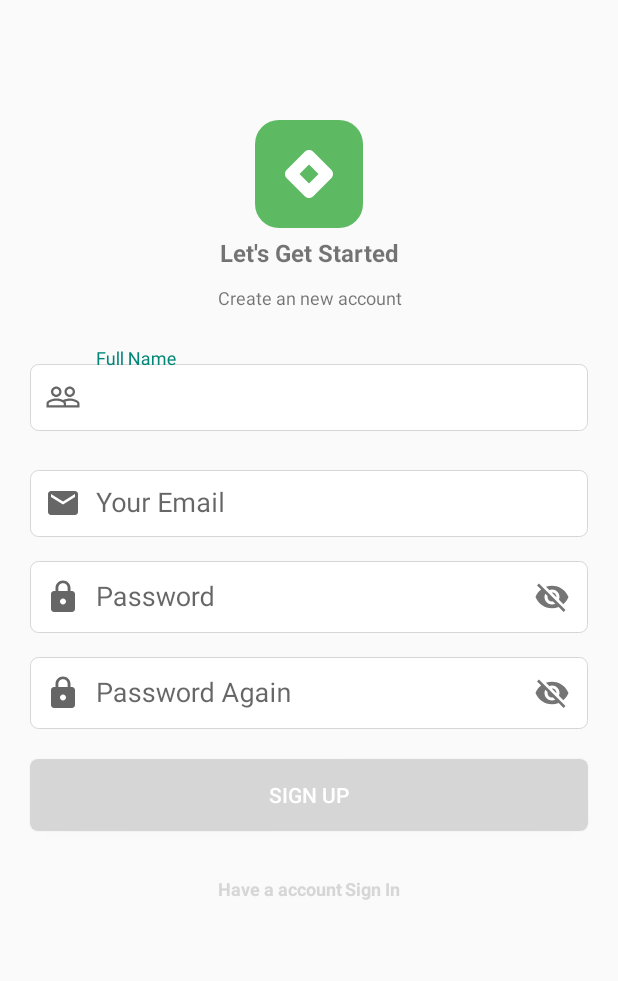
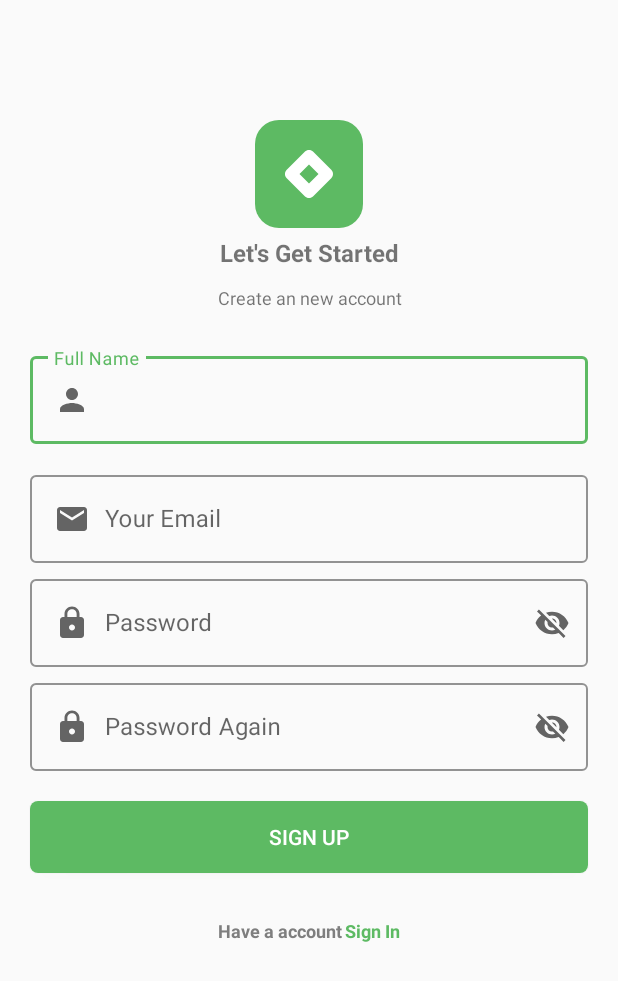
Before and after one commit to phatndt/GardeningServicesApplication, an Android app: the Register screen opened directly, with no data from a screen before it, on a phone screen of 412 x 824 dp. Shown: the top 981 px of the screen. Run offline under Robolectric (Android 15) with nearby library versions, the phone set to English and light mode, and no system bars.

Commit message:
fix color + Input text

```diff
--- a/GardeningServices/app/src/main/res/drawable/border.xml
+++ b/GardeningServices/app/src/main/res/drawable/border.xml
@@ -2,29 +2,16 @@
     <shape
         xmlns:android="http://schemas.android.com/apk/res/android"
         android:shape="rectangle">
-
         <!-- Set màu nền-->
         <solid
             android:color="@color/white" >
         </solid>
-
         <!-- đặt thuộc tính màu và độ rộng của đường viền -->
         <stroke
             android:width="0.5dp"
-            android:color="@color/NBlack3" >
+            android:color="@color/Gray3" >
         </stroke>
-
-        <!-- các thuộc tính căn chỉnh-->
-        <padding
-            android:left="10dp"
-            android:top="10dp"
-            android:right="10dp"
-            android:bottom="10dp" >
-        </padding>
-
-        <!-- và đây là bán kính đường tròn ở 4 góc -->
         <corners
             android:radius="5dp" >
         </corners>
-
     </shape>
--- a/GardeningServices/app/src/main/res/drawable/borderbtsi.xml
+++ b/GardeningServices/app/src/main/res/drawable/borderbtsi.xml
@@ -4,7 +4,7 @@
     android:shape="rectangle">
     <!-- Set màu nền-->
     <solid
-        android:color="@color/NGreen1" >
+        android:color="@color/Green1" >
     </solid>
     <corners
         android:radius="5dp" >
--- a/GardeningServices/app/src/main/res/layout/activity_register.xml
+++ b/GardeningServices/app/src/main/res/layout/activity_register.xml
@@ -59,15 +59,17 @@
                 android:layout_marginRight="20dp"
                 android:layout_marginLeft="20dp"
                 android:hint="Full Name"
-
-                android:layout_marginBottom="10dp">
+                android:layout_marginBottom="10dp"
+                app:boxStrokeColor="@color/Green1"
+                app:hintTextColor="@color/Green1"
+                style="@style/Widget.MaterialComponents.TextInputLayout.OutlinedBox"
+                >
             <com.google.android.material.textfield.TextInputEditText
                 android:id="@+id/edName"
                 android:layout_width="match_parent"
                 android:layout_height="wrap_content"
-                android:background="@drawable/border"
-                android:drawableStart="@drawable/ic_baseline_people_outline_24"
-                android:drawableLeft="@drawable/ic_baseline_people_outline_24"
+                android:drawableStart="@drawable/ic_baseline_person_24"
+                android:drawableLeft="@drawable/ic_baseline_person_24"
                 android:drawablePadding="10dp"
                  />
             </com.google.android.material.textfield.TextInputLayout>
@@ -79,14 +81,16 @@
                 android:layout_marginTop="5dp"
                 android:layout_marginRight="20dp"
                 android:layout_marginLeft="20dp"
+                app:boxStrokeColor="@color/Green1"
+                app:hintTextColor="@color/Green1"
+                style="@style/Widget.MaterialComponents.TextInputLayout.OutlinedBox"
                 >
-                <EditText
+                <com.google.android.material.textfield.TextInputEditText
                     android:id="@+id/edEmail"
                     android:layout_width="match_parent"
                     android:layout_height="wrap_content"
                     android:drawableStart="@drawable/ic_baseline_email_24"
                     android:drawableLeft="@drawable/ic_baseline_email_24"
-                    android:background="@drawable/border"
                     android:drawablePadding="10dp"
                     android:hint="Your Email"
                     />
@@ -99,15 +103,17 @@
                 android:layout_marginRight="20dp"
                 android:layout_marginLeft="20dp"
                 android:layout_below="@+id/idEmail"
-                app:passwordToggleEnabled="true"
-                app:passwordToggleTintMode="@color/NGreen1">
+                app:endIconMode="password_toggle"
+                app:boxStrokeColor="@color/Green1"
+                app:hintTextColor="@color/Green1"
+                style="@style/Widget.MaterialComponents.TextInputLayout.OutlinedBox"
+                >
                 <EditText
                     android:id="@+id/edPassWord"
                     android:layout_width="match_parent"
                     android:layout_height="wrap_content"
                     android:drawableStart="@drawable/ic_baseline_lock_24"
                     android:drawableLeft="@drawable/ic_baseline_lock_24"
-                    android:background="@drawable/border"
                     android:drawablePadding="10dp"
                     android:hint="Password" />
             </com.google.android.material.textfield.TextInputLayout>
@@ -119,15 +125,17 @@
                 android:layout_marginRight="20dp"
                 android:layout_marginLeft="20dp"
                 android:layout_below="@+id/idPassWord"
-                app:passwordToggleEnabled="true"
-                app:passwordToggleTintMode="@color/NGreen1">
-                <EditText
+                app:endIconMode="password_toggle"
+                app:boxStrokeColor="@color/Green1"
+                app:hintTextColor="@color/Green1"
+                style="@style/Widget.MaterialComponents.TextInputLayout.OutlinedBox"
+                >
+                <com.google.android.material.textfield.TextInputEditText
                     android:id="@+id/edPassWordAgain"
                     android:layout_width="match_parent"
                     android:layout_height="wrap_content"
                     android:drawableStart="@drawable/ic_baseline_lock_24"
                     android:drawableLeft="@drawable/ic_baseline_lock_24"
-                    android:background="@drawable/border"
                     android:drawablePadding="10dp"
                     android:hint="Password Again" />
             </com.google.android.material.textfield.TextInputLayout>
@@ -164,7 +172,7 @@
                     android:gravity="center_horizontal"
                     android:textAlignment="center"
                     android:text="Have a account "
-                    android:textColor="@color/NBlack3"
+                    android:textColor="@color/Gray3"
                     android:textSize="12dp"
                     android:textStyle="bold"
                     android:layout_weight="0"
@@ -174,7 +182,7 @@
                     android:layout_width="wrap_content"
                     android:layout_height="wrap_content"
                     android:text="Sign In"
-                    android:textColor="@color/NGreen1"
+                    android:textColor="@color/Green1"
                     android:textSize="12dp"
                     android:textStyle="bold"
                     android:gravity="left"/>
--- a/GardeningServices/app/src/main/res/values/styles.xml
+++ b/GardeningServices/app/src/main/res/values/styles.xml
@@ -37,5 +37,4 @@
         <item name="android:layout_width">8dp</item>
         <item name="android:layout_height">match_parent</item>
     </style>
-
 </resources>
--- a/GardeningServices/app/src/main/res/values/themes.xml
+++ b/GardeningServices/app/src/main/res/values/themes.xml
@@ -3,11 +3,11 @@
     <style name="Theme.GardeningServices" parent="Theme.MaterialComponents.Light.NoActionBar.Bridge">
         <!-- Primary brand color. -->
         <item name="colorPrimary">@color/purple_500</item>
-        <item name="colorPrimaryVariant">@color/NGreen1</item>
+        <item name="colorPrimaryVariant">@color/Green1</item>
         <item name="colorOnPrimary">@color/white</item>
         <!-- Secondary brand color. -->
-        <item name="colorSecondary">@color/NGreen1</item>
-        <item name="colorSecondaryVariant">@color/NGreen2</item>
+        <item name="colorSecondary">@color/Green1</item>
+        <item name="colorSecondaryVariant">@color/Gray3</item>
         <item name="colorOnSecondary">@color/black</item>
         <!-- Status bar color. -->
         <item name="android:statusBarColor" tools:targetApi="l">?attr/colorPrimaryVariant</item>
```
Also changed, not shown: GardeningServices/app/src/main/res/drawable/borderbtlgwg.xml (+1 -12 lines), GardeningServices/app/src/main/res/layout/activity_sign_in.xml (+15 -11 lines).
